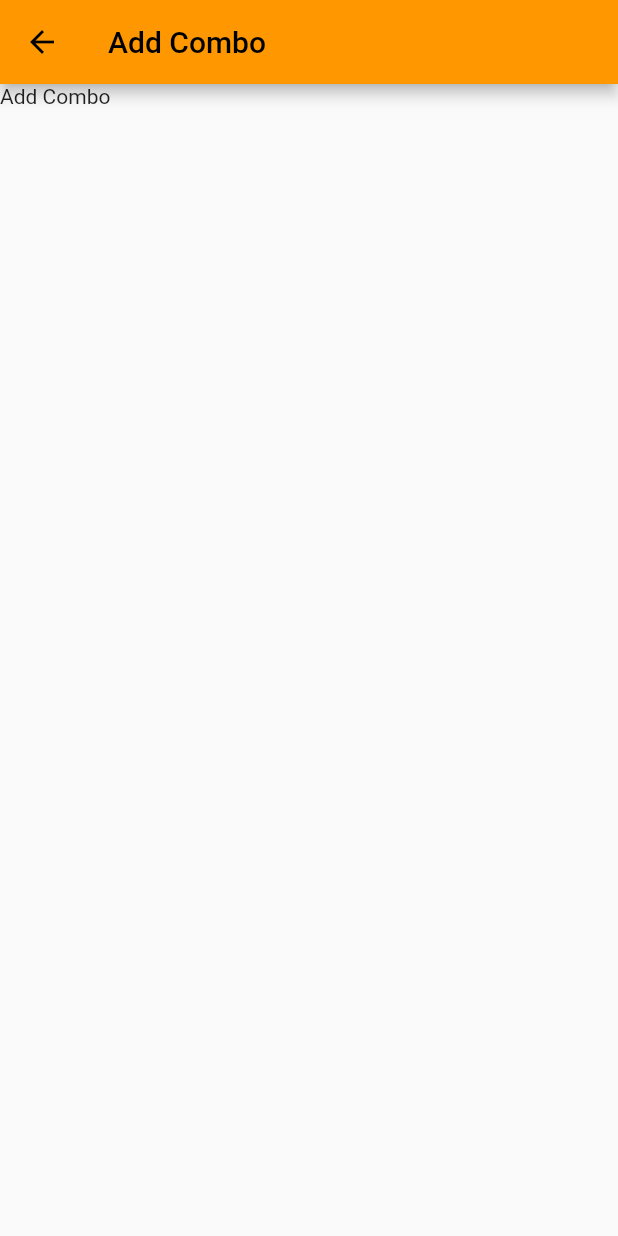
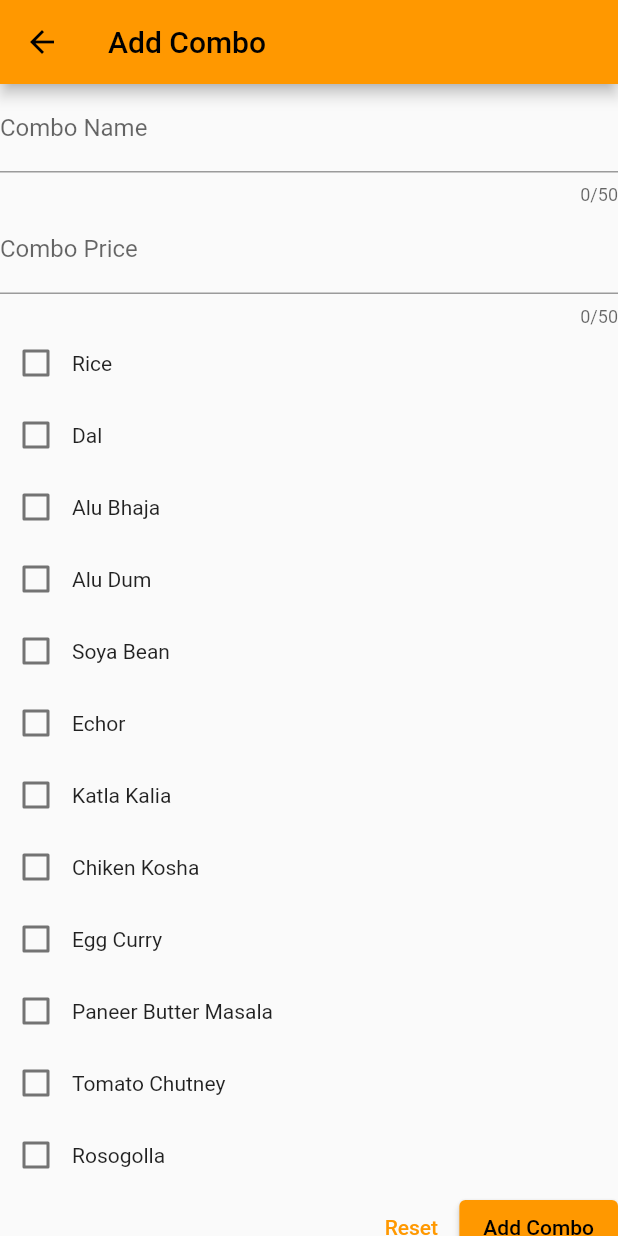
Before and after one commit to nomnomtiffin/LunchBox, a Flutter app: the CreateMenuItemPage screen opened directly with empty values, after a tap on "Add Combo", on a phone screen of 412 x 824 dp. Run offline on Flutter 3.47's test engine with Material 2 defaults, Android fonts, the phone set to English and light mode, and no system bars.

Commit message:
Implementation for Add combo

```diff
--- a/lib/main.dart
+++ b/lib/main.dart
@@ -1,8 +1,6 @@
 import 'package:flutter/material.dart';
 import 'package:flutter/services.dart';
 import 'package:lunch_box/tabs.dart';
-
-import 'home_page/my_home_page.dart';
 
 void main() {
   WidgetsFlutterBinding.ensureInitialized();
@@ -11,7 +9,6 @@ void main() {
   ]).then((fn) {
     runApp(const MyApp());
   });
-
 }
 
 class MyApp extends StatelessWidget {
--- a/lib/menu/add_combo_page.dart
+++ b/lib/menu/add_combo_page.dart
@@ -1,16 +1,137 @@
 import 'package:flutter/material.dart';
+import 'package:lunch_box/model/combo.dart';
+import 'package:lunch_box/model/menu.dart';
+import 'package:lunch_box/model/menu_item.dart';
+import 'package:lunch_box/util/dummy_menu.dart';
 
-class AddComboPage extends StatelessWidget {
-  const AddComboPage({Key? key}) : super(key: key);
+class AddComboPage extends StatefulWidget {
+  const AddComboPage(this.selectedDate, {Key? key}) : super(key: key);
+  final DateTime selectedDate;
 
+  @override
+  State<AddComboPage> createState() => _AddComboPageState();
+}
+
+class _AddComboPageState extends State<AddComboPage> {
+  List<MenuItem> selectedMenuItems = List.empty(growable: true);
+  final _formKey = GlobalKey<FormState>();
+  var _comboName = '';
+  int _comboPrice = 0;
   @override
   Widget build(BuildContext context) {
     return Scaffold(
       appBar: AppBar(
         title: Text("Add Combo"),
       ),
-      body: Text("Add Combo"),
+      body: Form(
+        key: _formKey,
+        child: Column(
+          children: [
+            TextFormField(
+              maxLength: 50,
+              decoration: const InputDecoration(
+                label: Text('Combo Name'),
+              ),
+              validator: (value) {
+                if (value == null ||
+                    value.isEmpty ||
+                    value.trim().length <= 1 ||
+                    value.trim().length > 50) {
+                  return 'Must be between 1 and 50 characters.';
+                }
+                return null;
+              },
+              onSaved: (value) {
+                _comboName = value!;
+              },
+            ),
+            TextFormField(
+              maxLength: 50,
+              keyboardType: TextInputType.number,
+              decoration: const InputDecoration(
+                label: Text('Combo Price'),
+              ),
+              validator: (value) {
+                if (value == null ||
+                    value.isEmpty ||
+                    int.tryParse(value) == null ||
+                    int.tryParse(value)! <= 0) {
+                  return 'Must be a valid, positive number.';
+                }
+                return null;
+              },
+              onSaved: (value) {
+                _comboPrice = int.parse(value!);
+              },
+            ),
+            ...getAllItems(),
+            Row(
+              mainAxisAlignment: MainAxisAlignment.end,
+              children: [
+                TextButton(
+                  onPressed: () {
+                    _formKey.currentState!.reset();
+                  },
+                  child: const Text('Reset'),
+                ),
+                ElevatedButton(
+                  onPressed: _saveItem,
+                  child: const Text('Add Combo'),
+                )
+              ],
+            ),
+          ],
+        ),
+      ),
     );
-    ;
+  }
+
+  void _saveItem() {
+    if (_formKey.currentState!.validate()) {
+      _formKey.currentState!.save();
+      Combo newCombo = Combo(
+          comboName: _comboName,
+          comboPrice: _comboPrice,
+          comboItems: selectedMenuItems);
+      Menu? menuByDate = DummyMenu.getMenuByDate(widget.selectedDate);
+      if (menuByDate == null) {
+        List<Combo> combos = [newCombo];
+        menuByDate = Menu(
+            menuDate: widget.selectedDate,
+            menuItems: List.empty(growable: true),
+            combos: combos);
+      } else {
+        menuByDate.combos.add(newCombo);
+      }
+      DummyMenu.setMenuByDate(widget.selectedDate, menuByDate);
+      Navigator.pop(context);
+    }
+  }
+
+  List<Widget> getAllItems() {
+    List<Row> rows = List.empty(growable: true);
+    for (MenuItem menuItem in DummyMenu.getAllMenu()) {
+      rows.add(Row(
+        children: [
+          Checkbox(
+              value: selectedMenuItems.contains(menuItem),
+              onChanged: (bool? value) {
+                _onMenuItemSelected(value, menuItem);
+              }),
+          Text(menuItem.name),
+        ],
+      ));
+    }
+    return rows;
+  }
+
+  void _onMenuItemSelected(bool? value, MenuItem menuItem) {
+    setState(() {
+      if (value == null || value == false) {
+        selectedMenuItems.remove(menuItem);
+      } else {
+        selectedMenuItems.add(menuItem);
+      }
+    });
   }
 }
--- a/lib/menu/create_menu_item_page.dart
+++ b/lib/menu/create_menu_item_page.dart
@@ -6,22 +6,66 @@ import 'package:lunch_box/model/menu.dart';
 import 'package:lunch_box/model/menu_item.dart';
 import 'package:lunch_box/util/dummy_menu.dart';
 
-class CreateMenuItemPage extends StatelessWidget {
+class CreateMenuItemPage extends StatefulWidget {
   const CreateMenuItemPage({Key? key, required this.selectedDate})
       : super(key: key);
 
   final DateTime selectedDate;
 
   @override
+  State<CreateMenuItemPage> createState() => _CreateMenuItemPageState();
+}
+
+class _CreateMenuItemPageState extends State<CreateMenuItemPage> {
+  Menu? menu;
+  Widget? content;
+  @override
   Widget build(BuildContext context) {
-    Menu? menu = DummyMenu.getMenuByDate(selectedDate);
-    Widget content = Padding(
+    menu = DummyMenu.getMenuByDate(widget.selectedDate);
+
+    return Scaffold(
+      appBar: AppBar(
+        title:
+            Text("Menu for ${DateFormat("d MMM").format(widget.selectedDate)}"),
+        actions: [
+          TextButton(
+            onPressed: () async {
+              await Navigator.of(context).push(MaterialPageRoute(
+                  builder: (ctx) => AddComboPage(widget.selectedDate)));
+              setState(() {
+                setContent();
+              });
+            },
+            style: TextButton.styleFrom(
+                foregroundColor: Theme.of(context).secondaryHeaderColor),
+            child: const Text('Add Combo'),
+          ),
+          TextButton(
+            onPressed: () {},
+            style: TextButton.styleFrom(
+                foregroundColor: Theme.of(context).secondaryHeaderColor),
+            child: const Text('Edit Combo'),
+          ),
+          TextButton(
+            onPressed: () {},
+            style: TextButton.styleFrom(
+                foregroundColor: Theme.of(context).secondaryHeaderColor),
+            child: const Text('Remove Combo'),
+          ),
+        ],
+      ),
+      body: setContent(),
+    );
+  }
+
+  Widget setContent() {
+    content = Padding(
       padding: const EdgeInsets.all(8.0),
       child: Text(
-          "No menu available for the selected date ${DateFormat("d MMM yyy").format(selectedDate)}"),
+          "No menu available for the selected date ${DateFormat("d MMM yyy").format(widget.selectedDate)}"),
     );
     if (menu != null) {
-      DateTime menuDate = menu.menuDate;
+      DateTime menuDate = menu!.menuDate;
       content = SingleChildScrollView(
         child: Padding(
           padding: const EdgeInsets.all(8.0),
@@ -32,48 +76,13 @@ class CreateMenuItemPage extends StatelessWidget {
               Text(
                 'Today\'s Menu - ${menuDate.day}-${menuDate.month}-${menuDate.year}',
               ),
-              ...getMenuItems(menu)
+              ...getMenuItems(menu!)
             ],
           ),
         ),
       );
     }
-
-    return Scaffold(
-      appBar: AppBar(
-        title: Text("Menu for ${DateFormat("d MMM").format(selectedDate)}"),
-        actions: [
-          TextButton(
-            onPressed: () {
-              Navigator.of(context)
-                  .push(MaterialPageRoute(builder: (ctx) => AddComboPage()));
-            },
-            style: TextButton.styleFrom(
-                foregroundColor: Theme.of(context).secondaryHeaderColor),
-            child: const Text('Add Combo'),
-          ),
-          TextButton(
-            onPressed: () {
-              Navigator.of(context)
-                  .push(MaterialPageRoute(builder: (ctx) => AddComboPage()));
-            },
-            style: TextButton.styleFrom(
-                foregroundColor: Theme.of(context).secondaryHeaderColor),
-            child: const Text('Edit Combo'),
-          ),
-          TextButton(
-            onPressed: () {
-              Navigator.of(context)
-                  .push(MaterialPageRoute(builder: (ctx) => AddComboPage()));
-            },
-            style: TextButton.styleFrom(
-                foregroundColor: Theme.of(context).secondaryHeaderColor),
-            child: const Text('Remove Combo'),
-          ),
-        ],
-      ),
-      body: content,
-    );
+    return content!;
   }
 
   List<Widget> getMenuItems(Menu menu) {
--- a/lib/util/dummy_menu.dart
+++ b/lib/util/dummy_menu.dart
@@ -20,18 +20,40 @@ class DummyMenu {
   static MenuItem chickenKosha =
       const MenuItem(id: 8, name: "Chiken Kosha", type: "Non-Veg", price: 70);
   static MenuItem eggCurry =
-      const MenuItem(id: 8, name: "Egg Curry", type: "Non-Veg", price: 70);
+      const MenuItem(id: 9, name: "Egg Curry", type: "Non-Veg", price: 70);
   static MenuItem paneerButterMasala = const MenuItem(
-      id: 9, name: "Paneer Butter Masala", type: "Veg", price: 30);
+      id: 10, name: "Paneer Butter Masala", type: "Veg", price: 30);
   static MenuItem tomatoChutney =
-      const MenuItem(id: 10, name: "Tomato Chutney", type: "Desert", price: 10);
+      const MenuItem(id: 11, name: "Tomato Chutney", type: "Desert", price: 10);
   static MenuItem Rosogolla =
-      const MenuItem(id: 11, name: "Rosogolla", type: "Desert", price: 10);
+      const MenuItem(id: 12, name: "Rosogolla", type: "Desert", price: 10);
 
   static Map<DateTime, Menu> menuMap = {};
 
   static Menu? getMenuByDate(DateTime selectedDate) {
     return menuMap[selectedDate];
+  }
+
+  static void setMenuByDate(DateTime selectedDate, Menu menu) {
+    menuMap[selectedDate] = menu;
+  }
+
+  static List<MenuItem> getAllMenu() {
+    List<MenuItem> menuItems = List.empty(growable: true);
+    menuItems.add(rice);
+    menuItems.add(dal);
+    menuItems.add(aluBhaja);
+    menuItems.add(aluDum);
+    menuItems.add(soyaBean);
+    menuItems.add(echor);
+    menuItems.add(katlaKalia);
+    menuItems.add(chickenKosha);
+    menuItems.add(eggCurry);
+    menuItems.add(paneerButterMasala);
+    menuItems.add(tomatoChutney);
+    menuItems.add(Rosogolla);
+
+    return menuItems;
   }
 
   static Menu getMenu() {
```
